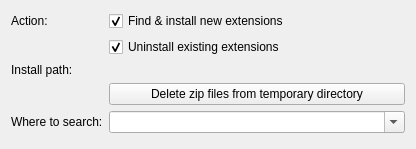
Above: Base/QTGUI/Resources/UI/qSlicerExtensionsWizardWelcomePage.ui from gezidan/Slicer before the change. Below: the same form after it.
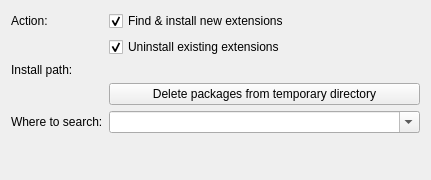
That is the form after the change. Custom widgets are drawn as their Qt base class.

Commit message: ENH: Update extension manager so that it can query CDash server to download the nightly built extensions.

```diff
--- a/Base/QTGUI/Resources/UI/qSlicerExtensionsWizardWelcomePage.ui
+++ b/Base/QTGUI/Resources/UI/qSlicerExtensionsWizardWelcomePage.ui
@@ -6,8 +6,8 @@
    <rect>
     <x>0</x>
     <y>0</y>
-    <width>416</width>
-    <height>149</height>
+    <width>431</width>
+    <height>180</height>
    </rect>
   </property>
   <property name="windowTitle">
@@ -17,7 +17,7 @@
    <string>Welcome</string>
   </property>
   <property name="subTitle">
-   <string>This wizard lets you search for extensions to add to 3D slicer, download and install them and uninstall existing extensions. You will need a network connection to access remote extension repositories.</string>
+   <string>This wizard allows you to search, download and install/uninstall extensions. You will need a network connection to access the extension server.</string>
   </property>
   <layout class="QFormLayout" name="formLayout">
    <property name="fieldGrowthPolicy">
@@ -43,7 +43,7 @@
    <item row="4" column="1">
     <widget class="QPushButton" name="DeleteTempPushButton">
      <property name="text">
-      <string>Delete zip files from temporary directory</string>
+      <string>Delete packages from temporary directory</string>
      </property>
     </widget>
    </item>
```
The commit also changes 10 other files.
